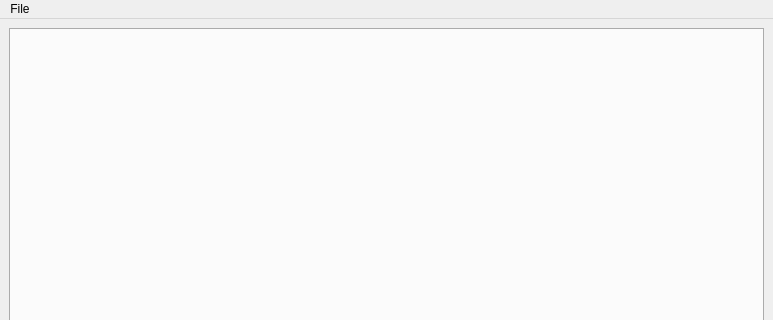
The window that graph/graph.ui (bencorbett90/Graph) describes before a commit, drawn with Qt 5; both pictures show x 0 to 773 and y 0 to 320 of the 773 by 655 pixel window.
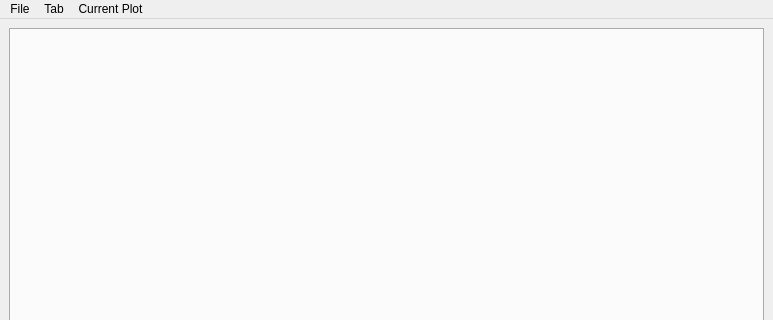
The same window after the commit.

```diff
--- a/graph/graph.ui
+++ b/graph/graph.ui
@@ -45,7 +45,30 @@
     </property>
     <addaction name="file_open"/>
    </widget>
+   <widget class="QMenu" name="menuPlot">
+    <property name="title">
+     <string>Current Plot</string>
+    </property>
+    <addaction name="curPlot_zoom_to"/>
+    <addaction name="separator"/>
+    <addaction name="curPlot_cut"/>
+    <addaction name="curPlot_copy"/>
+    <addaction name="curPlot_paste"/>
+    <addaction name="separator"/>
+    <addaction name="actionDelete"/>
+   </widget>
+   <widget class="QMenu" name="menuTab">
+    <property name="title">
+     <string>Tab</string>
+    </property>
+    <addaction name="tab_new_trace"/>
+    <addaction name="tab_new_image"/>
+    <addaction name="separator"/>
+    <addaction name="actionClose_tab"/>
+   </widget>
    <addaction name="menuFile"/>
+   <addaction name="menuTab"/>
+   <addaction name="menuPlot"/>
   </widget>
   <widget class="QStatusBar" name="statusbar"/>
   <action name="file_open">
```
Left out of the diff: 58 changed lines with no effect on the pictures.
